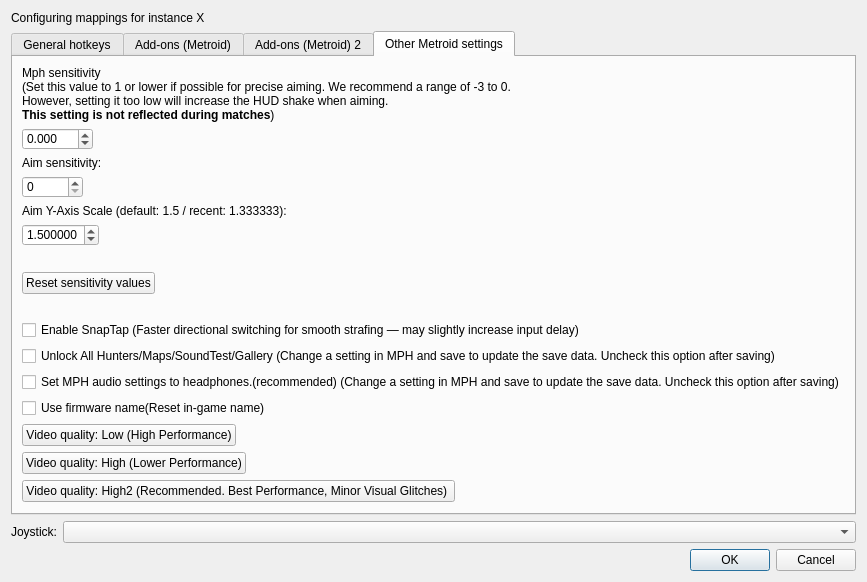
Before: the Qt Designer form src/frontend/qt_sdl/InputConfig/InputConfigDialog.ui in ag-advania/melonPrimeDS, drawn with Qt 5.
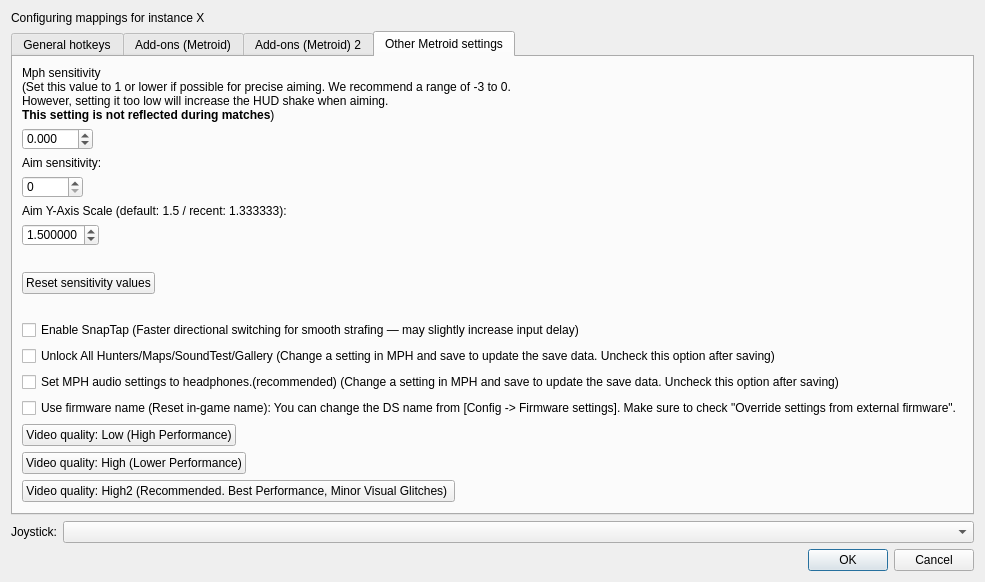
After: the same form once the commit is applied. The open tabs and pages were chosen to show the change.

Patch:
```diff
--- a/src/frontend/qt_sdl/InputConfig/InputConfigDialog.ui
+++ b/src/frontend/qt_sdl/InputConfig/InputConfigDialog.ui
@@ -2454,7 +2454,7 @@
 				<item row="12" column="0">
 					<widget class="QCheckBox" name="cbMetroidUseFirmwareName">
 						<property name="text">
-							<string>Use firmware name(Reset in-game name)</string>
+							<string>Use firmware name (Reset in-game name): You can change the DS name from [Config -&gt; Firmware settings]. Make sure to check "Override settings from external firmware".</string>
 						</property>
 					</widget>
 				</item>
```
